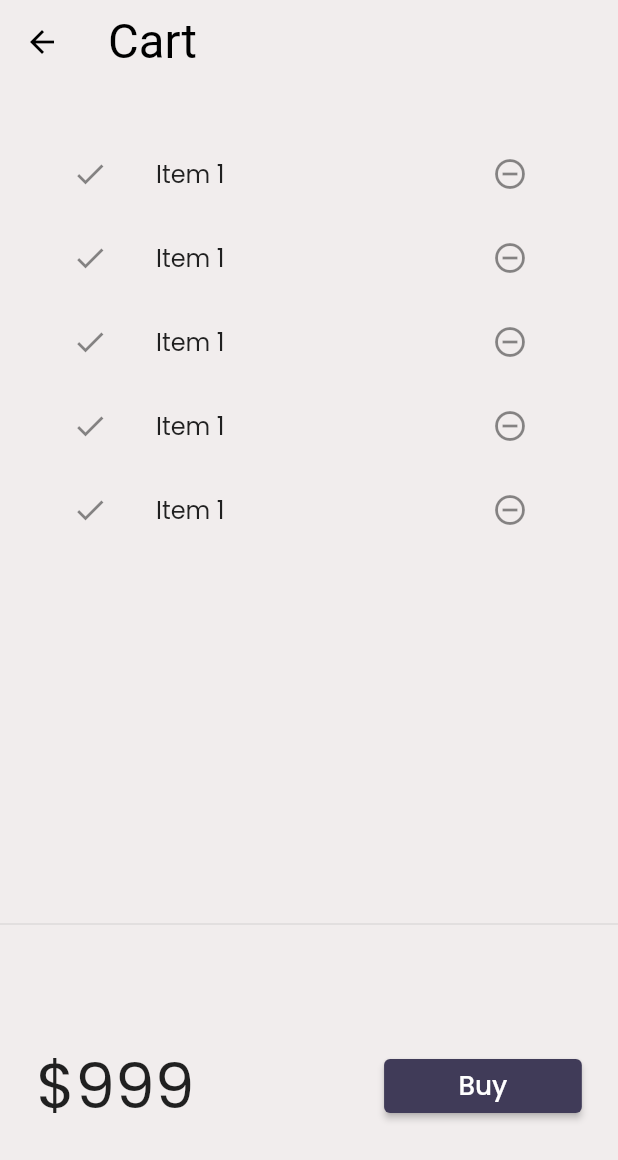
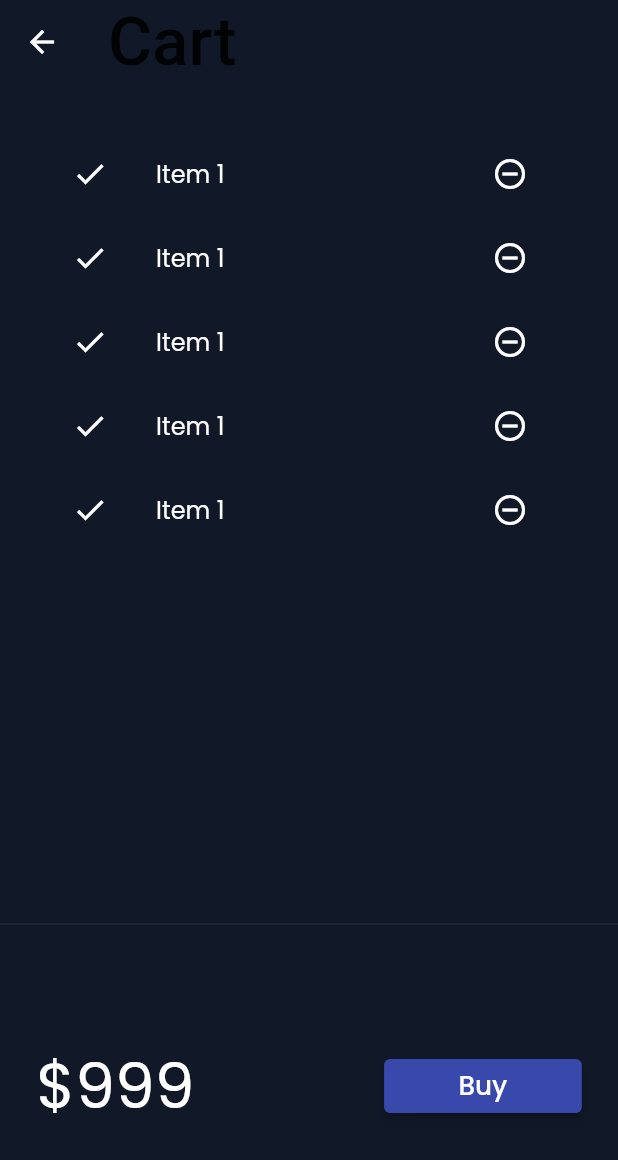
Before and after one commit to artichaudhary0/learning30DaysOfFlutter, a Flutter app: the screen it shows after launch, after a tap on an icon or button, on a phone screen of 412 x 824 dp. Shown: the top 1160 px of the screen. Run offline on Flutter 3.47's test engine with Material 2 defaults, Android fonts, the phone set to English and light mode, and no system bars; our stand-ins replace google_fonts, velocity_x; network calls fail.

Commit message:
day 22 completed

```diff
--- a/lib/models/catalog.dart
+++ b/lib/models/catalog.dart
@@ -4,14 +4,14 @@ class CatalogModels {
   static List<Item> items = [];
 
   // get item by id
-  static Item getItemById(int id) =>
+  Item getItemById(int id) =>
       items.firstWhere((element) => element.id == id, orElse: null);
   //get item by position
-  static Item getItembyPos(int pos) => items[pos];
+  Item getItembyPos(int pos) => items[pos];
 }
 
 class Item {
-  late final num id;
+  late final int id;
   late final String name;
   late final String desc;
   late final num price;
--- a/lib/pages/main.dart
+++ b/lib/pages/main.dart
@@ -17,7 +17,7 @@ class MyApp extends StatelessWidget {
     return MaterialApp(
       debugShowMaterialGrid: false,
       debugShowCheckedModeBanner: false,
-      themeMode: ThemeMode.light,
+      themeMode: ThemeMode.dark,
       theme: MyTheme.lightTheme(context),
       darkTheme: MyTheme.darkTheme(context),
       highContrastTheme: MyTheme.girlishPink(context),
--- a/lib/pages/widgets/home_widgets/catalogList.dart
+++ b/lib/pages/widgets/home_widgets/catalogList.dart
@@ -13,7 +13,7 @@ class CatalogList extends StatelessWidget {
       shrinkWrap: true,
       itemCount: CatalogModels.items.length,
       itemBuilder: (context, index) {
-        final catalog = CatalogModels.getItembyPos(index);
+        final catalog = CatalogModels.items[index];
         return InkWell(
           onTap: () {
             Navigator.push(
```
Also changed, not shown: lib/models/cart.dart (added, +33 -0 lines), lib/pages/cart_page.dart (+7 -1 lines).
